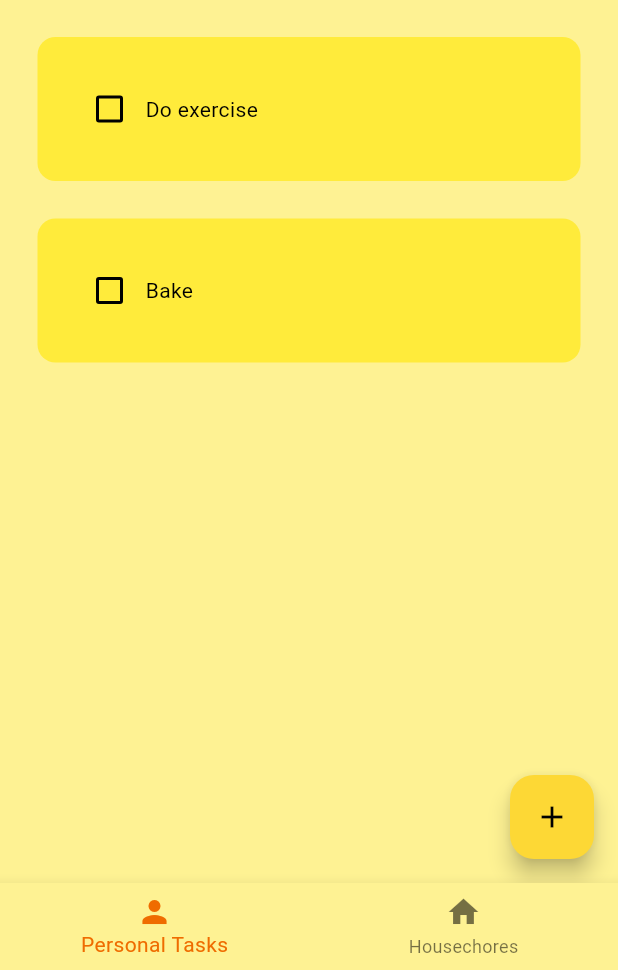
After one commit to anhnguyen6535/TodoApp, a Flutter app: the screen it shows after launch, on a phone screen of 412 x 824 dp, the part 266-1236 px from its top. The commit adds this screen. Run offline on Flutter 3.47's test engine with Material 3 defaults, Android fonts, the phone set to English and light mode, and no system bars; drawn by our look-alikes of flutter_slidable; our stand-ins replace hive_flutter; accounts and stored records are empty.

Commit message:
refractor home_page code

```diff
--- a/lib/pages/home_page.dart
+++ b/lib/pages/home_page.dart
@@ -1,8 +1,6 @@
 import 'package:flutter/material.dart';
-import 'package:hive_flutter/hive_flutter.dart';
-import 'package:todoapp/data/database.dart';
-import 'package:todoapp/utils/dialog_box.dart';
-import 'package:todoapp/utils/todo_tile.dart';
+import 'package:todoapp/pages/housechores_page.dart';
+import 'package:todoapp/pages/personal_page.dart';
 
 class HomePage extends StatefulWidget {
   const HomePage({super.key});
@@ -13,66 +11,25 @@ class HomePage extends StatefulWidget {
 }
 
 class _HomePageState extends State<HomePage> {
-  final _myBox = Hive.box('mybox');
-  TodoDatabase db = TodoDatabase();
-  final _controller = TextEditingController();
 
-  @override
-  void initState() {
-    // check if the first time ever open the app
-    if(!_myBox.containsKey("TODOLIST")){
-      db.createInitialData();
-      db.updateDb();
-    }else{
-      // there ready exist data
-      db.loadData();
-    }
+  // List of pages navigate using bottom bar
+  final List _pages = [
+    PersonalPage(),
+    HouseChoresPage(),
+  ];
 
-    super.initState();
-  }
+  int _currentPageIndex = 0;
 
-  void checkBoxChanged(int index){
+  // Function handles navigation by bottom bar
+  void navigateBottomBar(int index){
     setState(() {
-      db.todoList[index][1] = !db.todoList[index][1];
+      _currentPageIndex = index;
     });
-    db.updateDb();
-  }
-
-  void saveNewTask(){
-    print(_controller.text);
-    setState(() {
-      db.todoList.add([_controller.text, false]);
-    });
-    _controller.clear();
-    Navigator.of(context).pop();
-    db.updateDb();
-  }
-
-  void createNewTask(){
-    showDialog(
-      context: context,
-      builder: (context){
-        return DialogBox(
-          controller: _controller,
-          onSave: saveNewTask,
-          onCancel: () => Navigator.of(context).pop(),
-        );
-      },
-    );
-  }
-
-  void deleteTask(int index){
-    setState(() {
-      db.todoList.removeAt(index);
-    });
-    db.updateDb();
-
   }
 
   @override
   Widget build(BuildContext context) {
     return Scaffold(
-      // backgroundColor: Colors.yellow[200],
       appBar: AppBar(
         title: Text("TO DO"),
         elevation: 0,
@@ -83,37 +40,23 @@ class _HomePageState extends State<HomePage> {
           ),
         ],
       ),
+
+      body: _pages[_currentPageIndex],
+
       bottomNavigationBar: BottomNavigationBar(
         selectedItemColor: Colors.orange[800],
+        currentIndex: _currentPageIndex,
+        onTap: navigateBottomBar,
         items: [
+          BottomNavigationBarItem(
+            icon: Icon(Icons.person),
+            label: 'Personal Tasks'
+          ),
           BottomNavigationBarItem(
             icon: Icon(Icons.home),
             label: 'Housechores'
           ),
-          BottomNavigationBarItem(
-            icon: Icon(Icons.person),
-            label: 'Personal Tasks'
-          ),
         ]
-      ),
-      floatingActionButton: FloatingActionButton(
-        onPressed: createNewTask,
-        child: Icon(
-          Icons.add,
-          color: Colors.black,
-        ),
-      ),
-      body: ListView.builder(
-        itemCount: db.todoList.length,
-        itemBuilder: (context, index){
-          return ToDoTile(
-            taskName: db.todoList[index][0],
-            taskCompleted: db.todoList[index][1],
-            onChanged:(value) => checkBoxChanged(index),
-            deleteTask: (context) => deleteTask(index),
-          );
-        },
-
       ),
     );
   }
--- /dev/null
+++ b/lib/pages/personal_page.dart
@@ -0,0 +1,96 @@
+import 'package:flutter/material.dart';
+import 'package:hive_flutter/hive_flutter.dart';
+import 'package:todoapp/data/database.dart';
+import 'package:todoapp/utils/dialog_box.dart';
+import 'package:todoapp/utils/todo_tile.dart';
+
+class PersonalPage extends StatefulWidget {
+  const PersonalPage({super.key});
+
+
+  @override
+  State<PersonalPage> createState() => _PersonalPageState();
+}
+
+class _PersonalPageState extends State<PersonalPage> {
+  final _myBox = Hive.box('mybox');
+  TodoDatabase db = TodoDatabase();
+  final _controller = TextEditingController();
+
+  @override
+  void initState() {
+    // check if the first time ever open the app
+    if(!_myBox.containsKey("TODOLIST")){
+      db.createInitialData();
+      db.updateDb();
+    }else{
+      // there ready exist data
+      db.loadData();
+    }
+
+    super.initState();
+  }
+
+  void checkBoxChanged(int index){
+    setState(() {
+      db.todoList[index][1] = !db.todoList[index][1];
+    });
+    db.updateDb();
+  }
+
+  void saveNewTask(){
+    print(_controller.text);
+    setState(() {
+      db.todoList.add([_controller.text, false]);
+    });
+    _controller.clear();
+    Navigator.of(context).pop();
+    db.updateDb();
+  }
+
+  void createNewTask(){
+    showDialog(
+      context: context,
+      builder: (context){
+        return DialogBox(
+          controller: _controller,
+          onSave: saveNewTask,
+          onCancel: () => Navigator.of(context).pop(),
+        );
+      },
+    );
+  }
+
+  void deleteTask(int index){
+    setState(() {
+      db.todoList.removeAt(index);
+    });
+    db.updateDb();
+
+  }
+
+  @override
+  Widget build(BuildContext context) {
+    return Scaffold(
+      floatingActionButton: FloatingActionButton(
+        onPressed: createNewTask,
+        child: Icon(
+          Icons.add,
+          color: Colors.black,
+        ),
+      ),
+      body: ListView.builder(
+        itemCount: db.todoList.length,
+        itemBuilder: (context, index){
+          return ToDoTile(
+            taskName: db.todoList[index][0],
+            taskCompleted: db.todoList[index][1],
+            onChanged:(value) => checkBoxChanged(index),
+            deleteTask: (context) => deleteTask(index),
+          );
+        },
+
+      ),
+    );
+  }
+}
```
